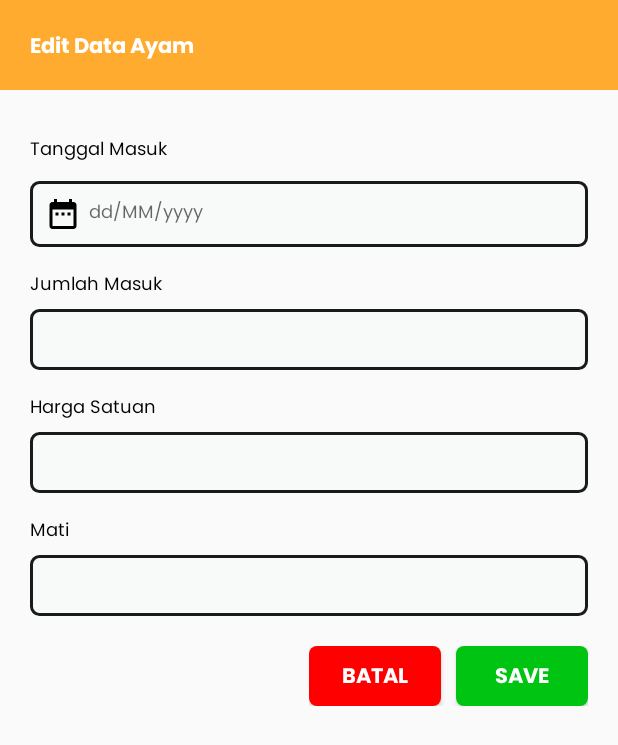
After one commit to aishandavaniaa/pitik, an Android app: the EditDataAyamActivity screen opened directly, with no data from a screen before it, on a phone screen of 412 x 824 dp. The commit adds this screen. Shown: the top 745 px of the screen. Run offline under Robolectric (Android 15) with nearby library versions, the phone set to English and light mode, and no system bars; network calls fail.

Commit message:
edit and delete data ayam

```diff
--- /dev/null
+++ b/app/src/main/java/com/example/user/navigationdrawersample/EditDataAyamActivity.java
@@ -0,0 +1,144 @@
+package com.example.user.navigationdrawersample;
+
+import android.annotation.SuppressLint;
+import android.app.DatePickerDialog;
+import android.content.Intent;
+import android.graphics.Color;
+import android.graphics.drawable.ColorDrawable;
+import android.support.v7.app.AppCompatActivity;
+import android.os.Bundle;
+import android.util.Log;
+import android.view.View;
+import android.widget.Button;
+import android.widget.DatePicker;
+import android.widget.TextView;
+import android.widget.Toast;
+
+import com.example.user.navigationdrawersample.Auth.ApiServices;
+import com.example.user.navigationdrawersample.Model.DataAyam;
+
+import org.json.JSONObject;
+
+import java.text.ParseException;
+import java.text.SimpleDateFormat;
+import java.util.Calendar;
+import java.util.Date;
+import java.util.List;
+import java.util.Locale;
+
+public class EditDataAyamActivity extends AppCompatActivity {
+
+    TextView etanggal,ejumlahmasuk, ehargasatuan,emati;
+    Button ebatal,esave;
+    private DatePickerDialog.OnDateSetListener mDate;
+    String formattedDate = "";
+    DataAyam dataAyam;
+    String id = "";
+    String tanggal = "";
+    String jumlah = "";
+    String harga = "";
+    String mati = "";
+    @SuppressLint("MissingInflatedId")
+    @Override
+    protected void onCreate(Bundle savedInstanceState) {
+        super.onCreate(savedInstanceState);
+        setContentView(R.layout.activity_edit_data_ayam);
+        etanggal = findViewById(R.id.tanggalmasuk);
+        ejumlahmasuk = findViewById(R.id.jumlahmasuk);
+        ehargasatuan = findViewById(R.id.hargasatuan);
+        emati = findViewById(R.id.mati);
+        esave = findViewById(R.id.save);
+        ebatal = findViewById(R.id.batal);
+
+        Intent intent = getIntent();
+        if (intent.getExtras() != null) {
+            dataAyam = (DataAyam) intent.getSerializableExtra("dataayam");
+            id = dataAyam.getId();
+            tanggal = dataAyam.getTanggalMasuk();
+            jumlah = dataAyam.getJumlahMasuk();
+            harga = dataAyam.getHargaSatuan();
+            mati = dataAyam.getMati();
+        }
+        etanggal.setText(tanggal);
+        ejumlahmasuk.setText(jumlah);
+        ehargasatuan.setText(harga);
+        emati.setText(mati);
+        formattedDate = tanggal;
+        Log.e("format",formattedDate);
+        etanggal.setOnClickListener(new View.OnClickListener() {
+            @Override
+            public void onClick(View view) {
+                Calendar calendar = Calendar.getInstance();
+                int year = calendar.get(Calendar.YEAR);
+                int month = calendar.get(Calendar.MONTH);
+                int day = calendar.get(Calendar.DAY_OF_MONTH);
+
+                DatePickerDialog dialog = new DatePickerDialog(EditDataAyamActivity.this,android.R.style.Theme_Material_Light_Dialog_MinWidth,
+                        mDate, year,month,day);
+                dialog.getWindow().setBackgroundDrawable(new ColorDrawable(Color.WHITE));
+                dialog.show();
+            }
+        });
+        mDate = new DatePickerDialog.OnDateSetListener() {
+            @Override
+            public void onDateSet(DatePicker view, int year, int month, int dayOfMonth) {
+
+                Calendar selectedDate = Calendar.getInstance();
+                selectedDate.set(year, month, dayOfMonth);
+
+                SimpleDateFormat dateFormat = new SimpleDateFormat("dd MMMM yyyy", Locale.getDefault());
+                formattedDate = dateFormat.format(selectedDate.getTime());
+
+                etanggal.setText(formattedDate);
+            }
+        };
+
+        ebatal.setOnClickListener(new View.OnClickListener() {
+            @Override
+            public void onClick(View view) {
+                finish();
+            }
+        });
+        esave.setOnClickListener(new View.OnClickListener() {
+            @Override
+            public void onClick(View view) {
+                SimpleDateFormat dateFormat = new SimpleDateFormat("dd MMMM yyyy", Locale.getDefault());
+                try {
+                    Date date = dateFormat.parse(formattedDate);
+                    SimpleDateFormat outputFormat = new SimpleDateFormat("yyyy-MM-dd", Locale.getDefault());
+                    String new_tanggal = outputFormat.format(date);
+                    String new_jumlah = ejumlahmasuk.getText().toString().trim();
+                    String new_harga = ehargasatuan.getText().toString().trim();
+                    String new_mati = emati.getText().toString().trim();
+
+                    ApiServices.updateDataAyam(getApplicationContext(), id, new_tanggal, new_jumlah, new_harga, new_mati, new ApiServices.CreateDataAyamResponseListener() {
+                        @Override
+                        public void onSuccess(JSONObject response) {
+                            Toast.makeText(EditDataAyamActivity.this, "Berhasil mengupdate data ayam", Toast.LENGTH_SHORT).show();
+                            ApiServices.readDataAyam(getApplicationContext(), new ApiServices.DataAyamResponseListener() {
+                                @Override
+                                public void onSuccess(List<DataAyam> dataAyamList) {
+                                    onBackPressed();
+                                }
+
+                                @Override
+                                public void onError(String message) {
+
+                                }
+                            });
+
+                        }
+
+                        @Override
+                        public void onError(String message) {
+                            Toast.makeText(EditDataAyamActivity.this, "Gagal mengupdate data ayam", Toast.LENGTH_SHORT).show();
+                        }
+                    });
+                } catch (ParseException e) {
+                    e.printStackTrace();
+                }
+
+            }
+        });
+    }
+}
--- /dev/null
+++ b/app/src/main/res/layout/activity_edit_data_ayam.xml
@@ -0,0 +1,154 @@
+<?xml version="1.0" encoding="utf-8"?>
+<FrameLayout xmlns:android="http://schemas.android.com/apk/res/android"
+    android:layout_width="match_parent" android:layout_height="match_parent"
+    xmlns:tools="http://schemas.android.com/tools"
+    tools:context=".EditDataAyamActivity">
+
+    <FrameLayout
+        android:layout_width="match_parent"
+        android:layout_height="60dp"
+        android:background="@color/yellow">
+        <TextView
+            android:layout_width="wrap_content"
+            android:layout_height="wrap_content"
+            android:textColor="@color/white"
+            android:layout_marginTop="2dp"
+            android:layout_gravity="center|start"
+            android:layout_marginStart="20dp"
+            android:fontFamily="@font/poppinsbold"
+            android:textSize="14sp"
+            android:text="Edit Data Ayam"/>
+    </FrameLayout>
+    <LinearLayout
+        android:layout_marginTop="50dp"
+        android:padding="20dp"
+        android:layout_width="match_parent"
+        android:layout_height="wrap_content"
+        android:orientation="vertical">
+        <TextView
+            android:id="@id/textView1"
+            android:layout_width="wrap_content"
+            android:layout_height="wrap_content"
+            android:layout_alignParentLeft="true"
+            android:layout_alignParentTop="true"
+            android:layout_marginTop="20dp"
+            android:textAlignment="center"
+            android:textSize="12sp"
+            android:textColor="@color/black"
+            android:fontFamily="@font/poppinsregular"
+            android:text="Tanggal Masuk"
+            />
+        <EditText
+            android:id="@+id/tanggalmasuk"
+            android:layout_width="match_parent"
+            android:layout_height="wrap_content"
+            android:layout_marginTop="10dp"
+            android:background="@drawable/round3"
+            android:drawableLeft="@drawable/ic_baseline_date_range_24"
+            android:drawablePadding="5dp"
+            android:hint="dd/MM/yyyy"
+            android:clickable="false"
+            android:focusable="false"
+            android:inputType="none"
+            android:fontFamily="@font/poppinsregular"
+            android:textSize="12sp"
+            android:padding="10dp">
+        </EditText>
+        <TextView
+            android:layout_width="wrap_content"
+            android:layout_height="wrap_content"
+            android:layout_below="@+id/editText1"
+            android:textAlignment="center"
+            android:layout_marginTop="15dp"
+            android:textSize="12sp"
+            android:textColor="@color/black"
+            android:fontFamily="@font/poppinsregular"
+            android:text="Jumlah Masuk" />
+
+        <EditText
+            android:id="@+id/jumlahmasuk"
+            android:layout_width="match_parent"
+            android:layout_height="wrap_content"
+            android:layout_marginTop="5dp"
+            android:background="@drawable/round3"
+            android:inputType="number"
+            android:textSize="12sp"
+            android:textColor="@color/black"
+            android:fontFamily="@font/poppinsregular"
+            android:maxLength="20"
+            android:padding="10dp" />
+
+        <TextView
+            android:id="@+id/textView3"
+            android:layout_width="wrap_content"
+            android:layout_height="wrap_content"
+            android:textAlignment="center"
+            android:textSize="12sp"
+            android:textColor="@color/black"
+            android:fontFamily="@font/poppinsregular"
+            android:layout_marginTop="15dp"
+            android:text="Harga Satuan" />
+        <EditText
+            android:id="@+id/hargasatuan"
+            android:layout_width="match_parent"
+            android:layout_height="wrap_content"
+            android:layout_marginTop="5dp"
+            android:inputType="number"
+            android:textSize="12sp"
+            android:textColor="@color/black"
+            android:fontFamily="@font/poppinsregular"
+            android:background="@drawable/round3"
+            android:padding="10dp" />
+        <TextView
+            android:layout_width="wrap_content"
+            android:layout_height="wrap_content"
+            android:textAlignment="center"
+            android:textSize="12sp"
+            android:textColor="@color/black"
+            android:fontFamily="@font/poppinsregular"
+            android:layout_marginTop="15dp"
+            android:text="Mati" />
+        <EditText
+            android:id="@+id/mati"
+            android:layout_width="match_parent"
+            android:layout_height="wrap_content"
+            android:textSize="12sp"
+            android:textColor="@color/black"
+            android:fontFamily="@font/poppinsregular"
+            android:layout_marginTop="5dp"
+            android:inputType="number"
+            android:background="@drawable/round3"
+            android:padding="10dp" />
+        <LinearLayout
+            android:layout_width="wrap_content"
+            android:layout_height="wrap_content"
+            android:orientation="horizontal"
+            android:layout_gravity="end"
+            android:layout_marginTop="20dp">
+
+            <Button
+                android:id="@+id/batal"
+                android:layout_width="wrap_content"
+                android:layout_height="40dp"
+                android:textAlignment="center"
+                android:paddingTop="2dp"
+                android:textColor="@color/white"
+                android:background="@drawable/button_red"
+                android:fontFamily="@font/poppinsbold"
+                android:text="Batal"
+                />
+
+            <Button
+                android:id="@+id/save"
+                android:background="@drawable/button_green"
+                android:layout_marginStart="10dp"
+                android:layout_width="wrap_content"
+                android:layout_height="40dp"
+                android:textAlignment="center"
+                android:paddingTop="2dp"
+                android:textColor="@color/white"
+                android:fontFamily="@font/poppinsbold"
+                android:text="SAVE" />
+        </LinearLayout>
+    </LinearLayout>
+</FrameLayout>
--- a/app/src/main/res/layout/activity_main.xml
+++ b/app/src/main/res/layout/activity_main.xml
@@ -17,6 +17,8 @@
 
         <android.support.design.widget.AppBarLayout
             android:id="@+id/appbarlayout_id"
+            android:background="@color/yellow"
+            android:backgroundTint="@color/yellow"
             android:layout_width="match_parent"
             android:layout_height="wrap_content"
             android:fitsSystemWindows="true">
@@ -25,7 +27,7 @@
                 android:id="@+id/toolbar_id"
                 android:layout_width="match_parent"
                 android:layout_height="?attr/actionBarSize"
-                android:background="@color/colorPrimary"
+                android:background="@color/yellow"
                 android:theme="@style/ThemeOverlay.AppCompat.Dark.ActionBar"
                 app:popupTheme="@style/Theme.AppCompat.Light"
                 android:elevation="4dp"/>
@@ -48,6 +50,7 @@
         android:layout_gravity="start"
         android:fitsSystemWindows="true"
         app:menu="@menu/nav_drawer_menu"
+        app:itemTextAppearance="@style/NewFontStyle"
         app:headerLayout="@layout/nav_header_layout"/>
 
 
--- a/app/src/main/res/values/colors.xml
+++ b/app/src/main/res/values/colors.xml
@@ -1,7 +1,5 @@
 <?xml version="1.0" encoding="utf-8"?>
 <resources>
-    <color name="colorPrimary">#008577</color>
-    <color name="colorPrimaryDark">#00574B</color>
     <color name="colorAccent">#D81B60</color>
     <color name="black">#FF000000</color>
     <color name="white">#FFFFFFFF</color>
--- a/app/src/main/res/values/styles.xml
+++ b/app/src/main/res/values/styles.xml
@@ -3,12 +3,17 @@
     <!-- Base application theme. -->
     <style name="AppTheme" parent="Theme.AppCompat.Light.NoActionBar">
         <!-- Customize your theme here. -->
-        <item name="colorPrimary">@android:color/holo_red_dark</item>
-        <item name="colorPrimaryDark">@color/colorPrimaryDark</item>
+        <item name="colorPrimary">@color/yellow</item>
+        <item name="colorPrimaryDark">@color/yellow</item>
         <item name="colorAccent">@color/colorAccent</item>
+        <item name="windowActionBar">false</item>
+        <item name="windowNoTitle">true</item>
 
         <!-- Sets color of status bar to transparent-->
         <item name="android:statusBarColor">@android:color/transparent</item>
     </style>
+    <style name="NewFontStyle" parent="android:Widget.TextView">
+        <item name="android:fontFamily">@font/poppinsregular</item>
+    </style>
 
 </resources>
```
Also changed, not shown: app/src/main/AndroidManifest.xml (+7 -0 lines), app/src/main/java/com/example/user/navigationdrawersample/Auth/ApiServices.java (+93 -0 lines), app/src/main/java/com/example/user/navigationdrawersample/MainActivity.java (+7 -21 lines), app/src/main/java/com/example/user/navigationdrawersample/fragment/DataAyamFragment.java (+38 -1 lines), app/src/main/res/layout/popup_delete.xml (added, +74 -0 lines), app/src/main/res/menu/nav_drawer_menu.xml (+3 -4 lines).
